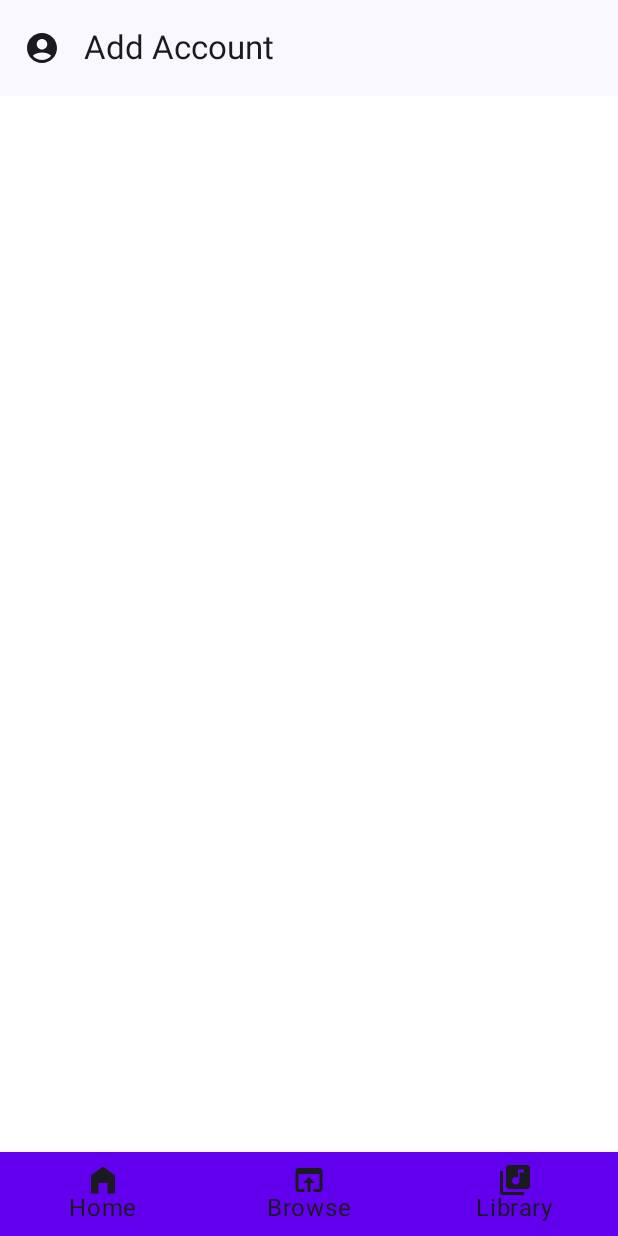
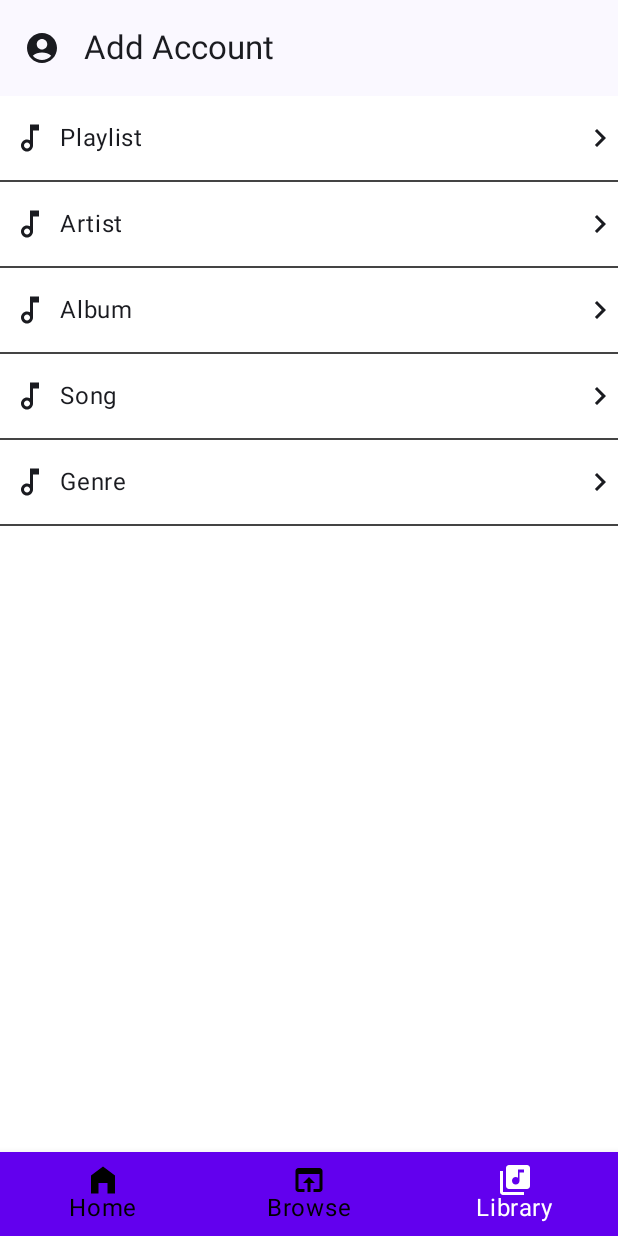
Before and after one commit to nandaiqbalh/music-app-ui-compose, an Android app built with Jetpack Compose: the screen it shows after launch (MainActivity), item 3 of the bottom bar chosen, on a phone screen of 412 x 824 dp. Run offline under Robolectric (Android 15) with nearby library versions, the phone set to English and light mode, and no system bars.

Commit message:
Screen by bottom bar

```diff
--- a/app/src/main/java/com/nandaiqbalh/musicappui/Navigation.kt
+++ b/app/src/main/java/com/nandaiqbalh/musicappui/Navigation.kt
@@ -9,6 +9,9 @@ import androidx.navigation.NavHostController
 import androidx.navigation.compose.NavHost
 import androidx.navigation.compose.composable
 import com.nandaiqbalh.musicappui.ui.AccountView
+import com.nandaiqbalh.musicappui.ui.BrowseView
+import com.nandaiqbalh.musicappui.ui.HomeView
+import com.nandaiqbalh.musicappui.ui.LibraryView
 import com.nandaiqbalh.musicappui.ui.SubscriptionView
 
 @Composable
@@ -16,15 +19,15 @@ fun Navigation(navController: NavController, viewModel: MainViewModel, pd: Paddi
 
 	NavHost(navController = navController as NavHostController, startDestination = Screen.DrawerScreen.Account.route, modifier = Modifier.padding(pd)) {
 		composable(Screen.BottomScreen.Home.bRoute){
-
+			HomeView()
 		}
 
 		composable(Screen.BottomScreen.Browse.bRoute){
-
+			BrowseView()
 		}
 
 		composable(Screen.BottomScreen.Library.bRoute){
-
+			LibraryView()
 		}
 
 		composable(Screen.DrawerScreen.Account.route){
--- /dev/null
+++ b/app/src/main/java/com/nandaiqbalh/musicappui/data/DummyData.kt
@@ -0,0 +1,16 @@
+package com.nandaiqbalh.musicappui.data
+
+import androidx.annotation.DrawableRes
+import com.nandaiqbalh.musicappui.R
+
+data class Lib(@DrawableRes val icon: Int, val name: String)
+
+val libraries = listOf<Lib>(
+	Lib(R.drawable.ic_music, "Playlist"),
+	Lib(R.drawable.ic_music, "Artist"),
+	Lib(R.drawable.ic_music, "Album"),
+	Lib(R.drawable.ic_music, "Song"),
+	Lib(R.drawable.ic_music, "Genre")
+
+
+)
--- /dev/null
+++ b/app/src/main/java/com/nandaiqbalh/musicappui/ui/BrowseView.kt
@@ -0,0 +1,17 @@
+package com.nandaiqbalh.musicappui.ui
+
+import androidx.compose.foundation.lazy.grid.GridCells
+import androidx.compose.foundation.lazy.grid.LazyVerticalGrid
+import androidx.compose.foundation.lazy.grid.items
+import androidx.compose.runtime.Composable
+import com.nandaiqbalh.musicappui.R
+
+@Composable
+fun BrowseView() {
+	val categories = listOf("Hits", "Happy", "Workout", "Running", "TGIF", "Yoga")
+	LazyVerticalGrid(columns = GridCells.Fixed(2)) {
+		items(categories) { categories ->
+			BrowserItem(category = categories, drawable = R.drawable.ic_music)
+		}
+	}
+}
--- /dev/null
+++ b/app/src/main/java/com/nandaiqbalh/musicappui/ui/LibraryView.kt
@@ -0,0 +1,59 @@
+package com.nandaiqbalh.musicappui.ui
+
+import androidx.compose.foundation.layout.Arrangement
+import androidx.compose.foundation.layout.Column
+import androidx.compose.foundation.layout.Row
+import androidx.compose.foundation.layout.fillMaxWidth
+import androidx.compose.foundation.layout.padding
+import androidx.compose.foundation.lazy.LazyColumn
+import androidx.compose.foundation.lazy.items
+import androidx.compose.material.icons.Icons
+import androidx.compose.material.icons.automirrored.filled.KeyboardArrowRight
+import androidx.compose.material3.Divider
+import androidx.compose.material3.Icon
+import androidx.compose.material3.Text
+import androidx.compose.runtime.Composable
+import androidx.compose.ui.Modifier
+import androidx.compose.ui.graphics.Color
+import androidx.compose.ui.res.painterResource
+import androidx.compose.ui.unit.dp
+import com.nandaiqbalh.musicappui.data.Lib
+import com.nandaiqbalh.musicappui.data.libraries
+
+@Composable
+fun LibraryView() {
+	LazyColumn {
+		items(libraries) { lib ->
+			LibItem(lib = lib)
+		}
+	}
+}
+
+@Composable
+fun LibItem(lib: Lib) {
+	Column {
+		Row(
+			modifier = Modifier
+				.fillMaxWidth()
+				.padding(vertical = 16.dp),
+			horizontalArrangement = Arrangement.SpaceBetween
+		) {
+			Row {
+				Icon(
+					painter = painterResource(id = lib.icon),
+					contentDescription = lib.name,
+					modifier = Modifier.padding(horizontal = 8.dp)
+				)
+
+				Text(text = lib.name)
+			}
+
+			Icon(
+				imageVector = Icons.AutoMirrored.Filled.KeyboardArrowRight,
+				contentDescription = lib.name
+			)
+
+		}
+		Divider(color = Color.DarkGray)
+	}
+}
--- a/app/src/main/java/com/nandaiqbalh/musicappui/ui/MainView.kt
+++ b/app/src/main/java/com/nandaiqbalh/musicappui/ui/MainView.kt
@@ -71,17 +71,26 @@ fun MainView() {
 		if (currentScreen is Screen.DrawerScreen || currentScreen == Screen.BottomScreen.Home) {
 			BottomNavigation(modifier = Modifier.wrapContentSize()) {
 				screensInBottom.forEach { item ->
+
+					val isSelected = currentRoute == item.bRoute
+					val tint = if (isSelected) Color.White else Color.Black
+
 					BottomNavigationItem(
 						selected = currentRoute == item.bRoute,
-						onClick = { controller.navigate(item.bRoute) },
+						onClick = {
+							controller.navigate(item.bRoute)
+						},
+
 						icon = {
 							Icon(
+								tint = tint,
 								painter = painterResource(id = item.icon),
-								contentDescription = null
-							)
+								contentDescription = null,
+
+								)
 						},
 						label = {
-							Text(text = item.bTitle)
+							Text(text = item.bTitle, color = tint)
 						},
 						selectedContentColor = Color.White,
 						unselectedContentColor = Color.Black
```
Also changed, not shown: app/src/main/java/com/nandaiqbalh/musicappui/ui/HomeView.kt (added, +64 -0 lines).
